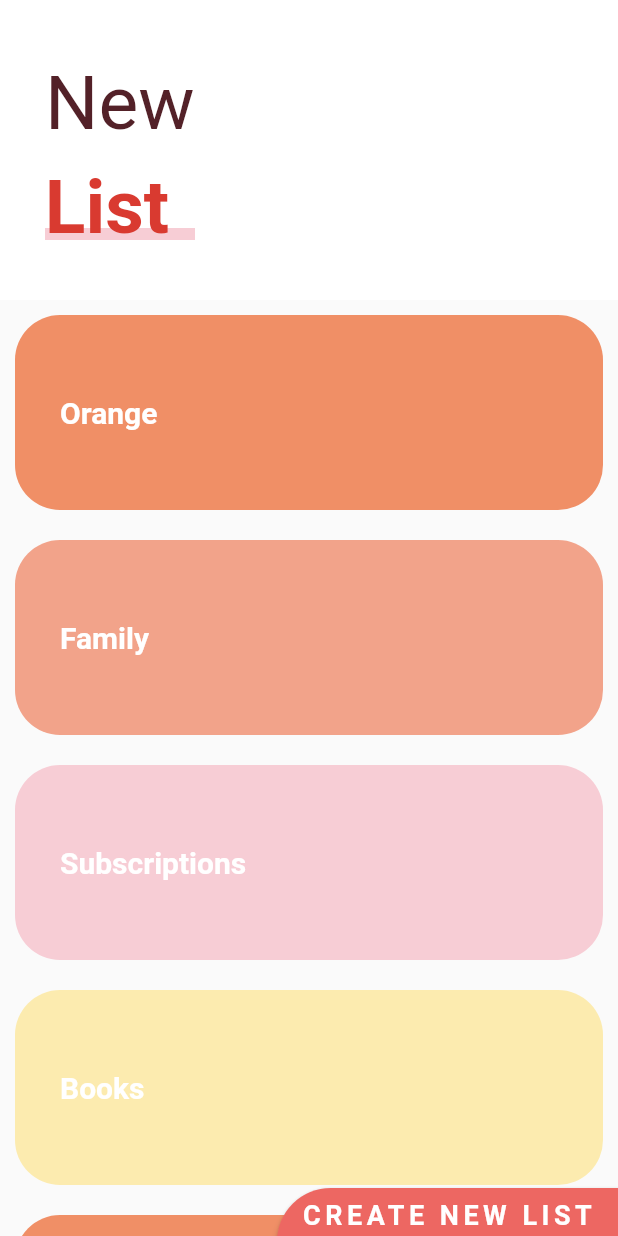
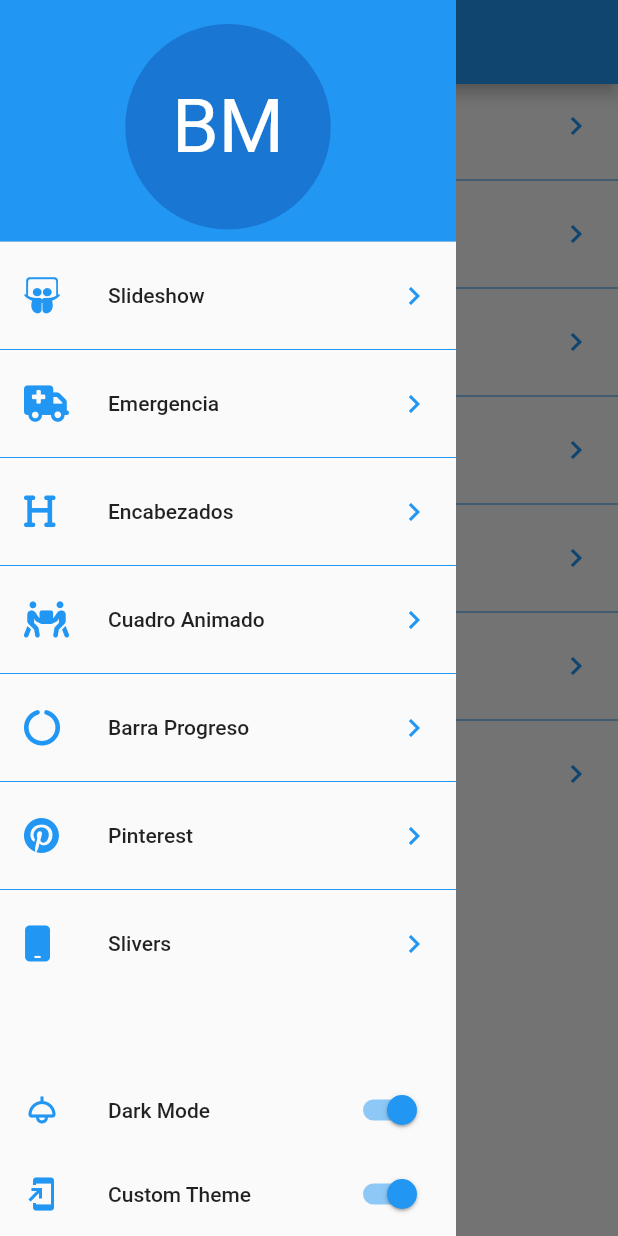
Before and after one commit to bortan01/ProfecionalDesigns, a Flutter app: the screen it shows after launch, with the side drawer open (before the commit the screen has no drawer), on a phone screen of 412 x 824 dp. Run offline on Flutter 3.47's test engine with Material 2 defaults, Android fonts, the phone set to English and light mode, and no system bars; our stand-ins replace animate_do, flutter_svg, font_awesome_flutter.

Commit message:
antes de provider

```diff
--- a/lib/main.dart
+++ b/lib/main.dart
@@ -1,16 +1,6 @@
 import 'package:flutter/material.dart';
 
-import 'src/pages/slider_list_page.dart';
-
-
-
-// import 'package:disenos/src/pages/emergency_page.dart';
-// import 'package:disenos/src/pages/headers_page.dart';
-// import 'package:disenos/src/pages/animaciones_page.dart';
-// import 'package:disenos/src/retos/cuadrado_animado_page.dart';
-// import 'package:disenos/src/pages/graficas_circulares_page.dart';
-// import 'package:disenos/src/pages/slideshow_page.dart';
-// import 'package:disenos/src/pages/pinterest_page.dart';
+import 'src/pages/luncher_page.dart';
 
 
 
@@ -24,7 +14,7 @@ class MyApp extends StatelessWidget {
     return const MaterialApp(
       debugShowCheckedModeBanner: false,
       title: 'Diseños App',
-      home: SliverListPage()
+      home: LuncherPage()
     );
   }
 }
--- /dev/null
+++ b/lib/src/pages/luncher_page.dart
@@ -0,0 +1,106 @@
+import 'package:flutter/material.dart';
+import 'package:font_awesome_flutter/font_awesome_flutter.dart';
+
+import '../routes/route.dart';
+
+class LuncherPage extends StatelessWidget {
+  const LuncherPage({Key? key}) : super(key: key);
+
+  @override
+  Widget build(BuildContext context) {
+    return Scaffold(
+      appBar: AppBar(
+        title: const Text('Diseños Flutter'),
+      ),
+      body: const _ListaOpciones(),
+      drawer: const _MenuPrincipal(),
+    );
+  }
+}
+
+class _ListaOpciones extends StatelessWidget {
+  const _ListaOpciones({Key? key}) : super(key: key);
+
+  @override
+  Widget build(BuildContext context) {
+    return Padding(
+      padding: const EdgeInsets.all(0),
+      child: ListView.separated(
+        padding: const EdgeInsets.all(0),
+        physics: const BouncingScrollPhysics(),
+        separatorBuilder: (context, index) => const Divider(
+          color: Colors.blue,
+        ),
+        itemCount: pageRoutes.length,
+        itemBuilder: (context, index) => ListTile(
+          leading: FaIcon(
+            pageRoutes[index].icon,
+            color: Colors.blue,
+          ),
+          title: Text(pageRoutes[index].titulo),
+          trailing: const Icon(
+            Icons.chevron_right,
+            color: Colors.blue,
+          ),
+          onTap: () {
+            Navigator.push(
+              context,
+              MaterialPageRoute(
+                builder: (_) => pageRoutes[index].page,
+              ),
+            );
+          },
+        ),
+      ),
+    );
+  }
+}
+
+class _MenuPrincipal extends StatelessWidget {
+  const _MenuPrincipal({Key? key}) : super(key: key);
+
+  @override
+  Widget build(BuildContext context) {
+    return Drawer(
+      elevation: 0,
+      child: Column(
+        children: [
+          const DrawerHeader(
+            decoration: BoxDecoration(
+              color: Colors.blue,
+            ),
+            child: SizedBox(
+              width: double.infinity,
+              child: CircleAvatar(
+                child: Text(
+                  "BM",
+                  style: TextStyle(fontSize: 50),
+                ),
+              ),
+            ),
+          ),
+          const Expanded(
+            flex: 1,
+            child: _ListaOpciones(),
+          ),
+          ListTile(
+            leading: const Icon(
+              Icons.light_outlined,
+              color: Colors.blue,
+            ),
+            title: const Text("Dark Mode"),
+            trailing: Switch.adaptive(activeColor: Colors.blue, value: true, onChanged: (onChanged) {}),
+          ),
+          ListTile(
+            leading: const Icon(
+              Icons.add_to_home_screen,
+              color: Colors.blue,
+            ),
+            title: const Text("Custom Theme"),
+            trailing: Switch.adaptive(activeColor: Colors.blue, value: true, onChanged: (onChanged) {}),
+          ),
+        ],
+      ),
+    );
+  }
+}
--- /dev/null
+++ b/lib/src/routes/route.dart
@@ -0,0 +1,37 @@
+import 'package:flutter/material.dart';
+import 'package:flutter/rendering.dart';
+import 'package:font_awesome_flutter/font_awesome_flutter.dart';
+
+import '../pages/emergency_page.dart';
+import '../pages/graficas_circulares_page.dart';
+import '../pages/headers_page.dart';
+import '../pages/pinterest_page.dart';
+import '../pages/slider_list_page.dart';
+import '../pages/slideshow_page.dart';
+import '../retos/cuadrado_animado_page.dart';
+
+final pageRoutes = <_Route>[
+
+  _Route( FontAwesomeIcons.slideshare , 'Slideshow',  const SlideshowPage() ),
+  _Route( FontAwesomeIcons.truckMedical , 'Emergencia',  const EmergencyPage() ),
+  _Route( FontAwesomeIcons.heading , 'Encabezados',  const HeadersPage() ),
+  _Route( FontAwesomeIcons.peopleCarryBox , 'Cuadro Animado', const CuadradoAnimadoPage() ),
+  _Route( FontAwesomeIcons.circleNotch , 'Barra Progreso', const GraficasCircularesPage() ),
+  _Route( FontAwesomeIcons.pinterest , 'Pinterest', const PinterestPage() ),
+  _Route( FontAwesomeIcons.mobile , 'Slivers', const SliverListPage() ),
+
+];
+
+
+
+
+
+class _Route {
+
+  final IconData icon;
+  final String titulo;
+  final Widget page;
+
+  _Route(this.icon, this.titulo, this.page);
+
+}
--- /dev/null
+++ b/lib/src/themes/theme_changer.dart
@@ -0,0 +1,20 @@
+import 'package:flutter/material.dart';
+
+class ThemeChanger with ChangeNotifier {
+  bool _darkTheme = false;
+  bool _customTheme = false;
+
+  bool get darkTheme => _darkTheme;
+  set darkTheme(bool value) {
+    _customTheme = false;
+    _darkTheme = value;
+    notifyListeners();
+  }
+
+  bool get customTheme => _customTheme;
+  set customTheme(bool value) {
+    _darkTheme = false;
+    _customTheme = value;
+    notifyListeners();
+  }
+}
--- a/pubspec.yaml
+++ b/pubspec.yaml
@@ -57,8 +57,8 @@ flutter:
   # the material Icons class.
   uses-material-design: true
   # To add assets to your application, add an assets section, like this:
-  # assets:
-  #   - images/a_dot_burr.jpeg
+  assets:
+    - assets/svgs/
   #   - images/a_dot_ham.jpeg
   # An image asset can refer to one or more resolution-specific "variants", see
   # https://flutter.dev/assets-and-images/#resolution-aware
```
